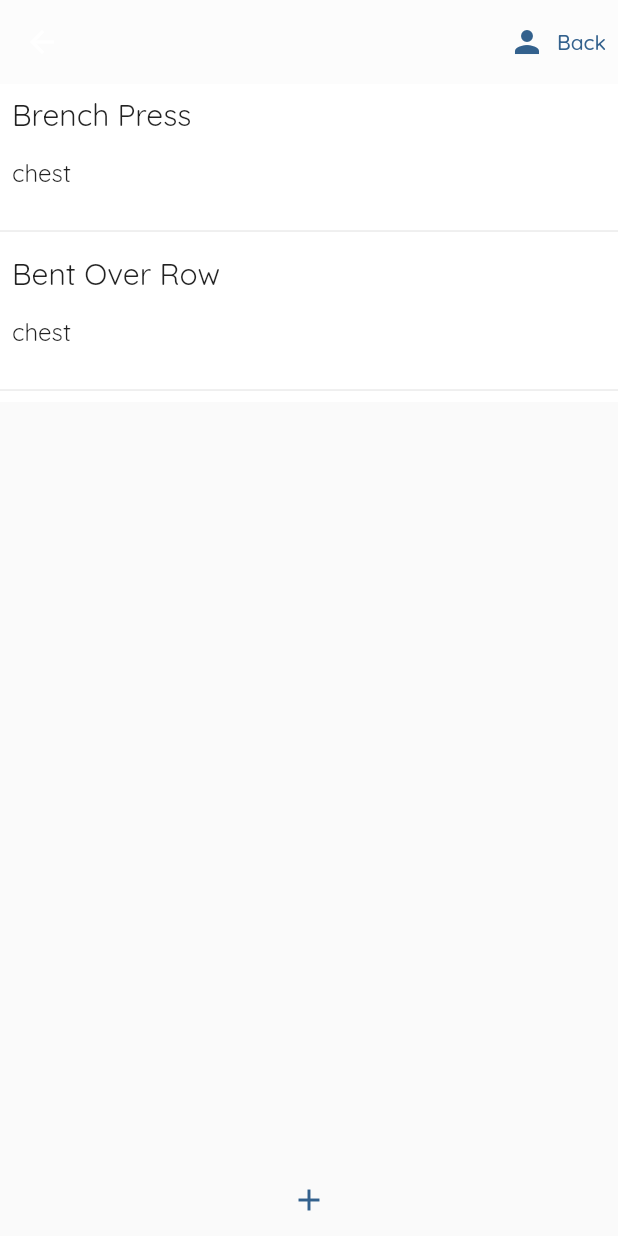
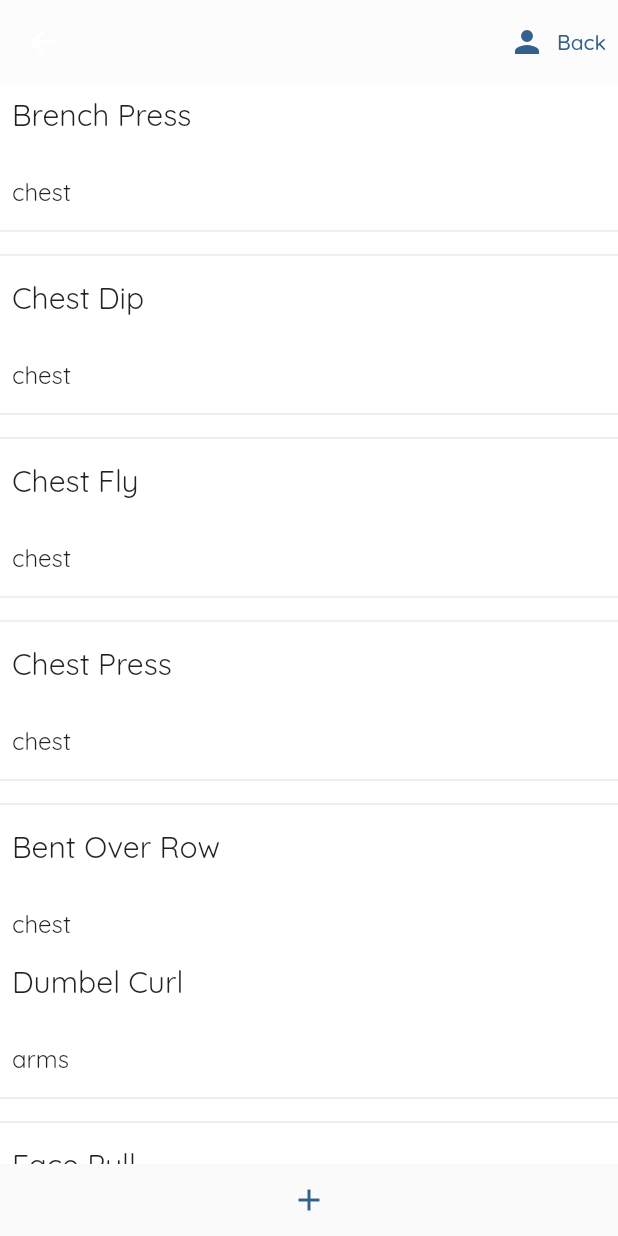
Before and after one commit to Kali-05/fit.ly, a Flutter app: the MyRoutines screen opened directly with empty values, on a phone screen of 412 x 824 dp. Run offline on Flutter 3.47's test engine with Material 3 defaults, Android fonts, the phone set to English and light mode, and no system bars; our stand-ins replace carousel_slider, cloud_firestore, dash_chat_2, firebase_auth, firebase_core, flutter_calendar_carousel and 4 more; accounts and stored records are empty.

Commit message:
alan added some workouts

```diff
--- a/lib/view/exercise/exercise_view_2.dart
+++ b/lib/view/exercise/exercise_view_2.dart
@@ -290,6 +290,70 @@ class _MyRoutinesState extends State<MyRoutines> {
                         },
                       ),
                       Divider(),
+                      Divider(),
+                      GestureDetector(
+                        child: customContainer(
+                          backgroundColor:
+                              selectedExercises.contains('Chest Dip')
+                                  ? const Color.fromARGB(255, 127, 127, 127)
+                                  : Colors.white,
+                          title: 'Chest Dip',
+                          subTitle: 'chest',
+                        ),
+                        onTap: () {
+                          setState(() {
+                            if (selectedExercises.contains('Chest Dip')) {
+                              selectedExercises.remove('Chest Dip');
+                            } else {
+                              selectedExercises.add('Chest Dip');
+                            }
+                          });
+                        },
+                      ),
+                      Divider(),
+                      Divider(),
+                      GestureDetector(
+                        child: customContainer(
+                          backgroundColor:
+                              selectedExercises.contains('Chest Fly')
+                                  ? const Color.fromARGB(255, 127, 127, 127)
+                                  : Colors.white,
+                          title: 'Chest Fly',
+                          subTitle: 'chest',
+                        ),
+                        onTap: () {
+                          setState(() {
+                            if (selectedExercises.contains('Chest Fly')) {
+                              selectedExercises.remove('Chest Fly');
+                            } else {
+                              selectedExercises.add('Chest Fly');
+                            }
+                          });
+                        },
+                      ),
+                      Divider(),
+                      Divider(),
+                      GestureDetector(
+                        child: customContainer(
+                          backgroundColor:
+                              selectedExercises.contains('Chest Press')
+                                  ? const Color.fromARGB(255, 127, 127, 127)
+                                  : Colors.white,
+                          title: 'Chest Press',
+                          subTitle: 'chest',
+                        ),
+                        onTap: () {
+                          setState(() {
+                            if (selectedExercises.contains('Chest Press')) {
+                              selectedExercises.remove('Chest Press');
+                            } else {
+                              selectedExercises.add('Chest Press');
+                            }
+                          });
+                        },
+                      ),
+                      Divider(),
+                      Divider(),
                       GestureDetector(
                         child: customContainer(
                           backgroundColor:
@@ -309,6 +373,71 @@ class _MyRoutinesState extends State<MyRoutines> {
                           });
                         },
                       ),
+                      GestureDetector(
+                        child: customContainer(
+                          backgroundColor:
+                              selectedExercises.contains('Dumbel Curl')
+                                  ? const Color.fromARGB(255, 127, 127, 127)
+                                  : Colors.white,
+                          title: 'Dumbel Curl',
+                          subTitle: 'arms',
+                        ),
+                        onTap: () {
+                          setState(() {
+                            // Toggle selection
+                            if (selectedExercises.contains('Dumbel Curl')) {
+                              selectedExercises.remove('Dumbel Curl');
+                            } else {
+                              selectedExercises.add('Dumbel Curl');
+                            }
+                          });
+                        },
+                      ),
+                      Divider(),
+                      Divider(),
+                      GestureDetector(
+                        child: customContainer(
+                          backgroundColor:
+                              selectedExercises.contains('Face Pull')
+                                  ? const Color.fromARGB(255, 127, 127, 127)
+                                  : Colors.white,
+                          title: 'Face Pull',
+                          subTitle: 'Shoulder',
+                        ),
+                        onTap: () {
+                          setState(() {
+                            // Toggle selection
+                            if (selectedExercises.contains('Face Pull')) {
+                              selectedExercises.remove('Face Pull');
+                            } else {
+                              selectedExercises.add('Face Pull');
+                            }
+                          });
+                        },
+                      ),
+                      Divider(),
+                      Divider(),
+                      GestureDetector(
+                        child: customContainer(
+                          backgroundColor:
+                              selectedExercises.contains('Bent Over Row ')
+                                  ? const Color.fromARGB(255, 127, 127, 127)
+                                  : Colors.white,
+                          title: 'Bent Over Row ',
+                          subTitle: 'Upper Back',
+                        ),
+                        onTap: () {
+                          setState(() {
+                            // Toggle selection
+                            if (selectedExercises.contains('Bent Over Row ')) {
+                              selectedExercises.remove('Bent Over Row ');
+                            } else {
+                              selectedExercises.add('Face Pull');
+                            }
+                          });
+                        },
+                      ),
+                      Divider(),
                       Divider(),
                     ],
                   ),
@@ -362,15 +491,19 @@ class _MyRoutinesState extends State<MyRoutines> {
             style: TextStyle(fontSize: 20), // Customize your text style here
           ),
         ),
+        Spacer(),
+
         Padding(
           padding: const EdgeInsets.all(8.0),
           child: Text(
             subTitle,
             style: TextStyle(fontSize: 16), // Customize your text style here
           ),
-          )
+        ),
       ],
     ),
   );
 }
+
+
 }
--- /dev/null
+++ b/lib/view/exercise/exervisedetails/benchpress.dart
@@ -0,0 +1,10 @@
+import 'package:flutter/material.dart';
+
+class BenchPress extends StatelessWidget {
+  const BenchPress({super.key});
+
+  @override
+  Widget build(BuildContext context) {
+    return const Scaffold(body: Text("Hello"),);
+  }
+}
```
Lines whose indentation alone changed are shown as unchanged.
